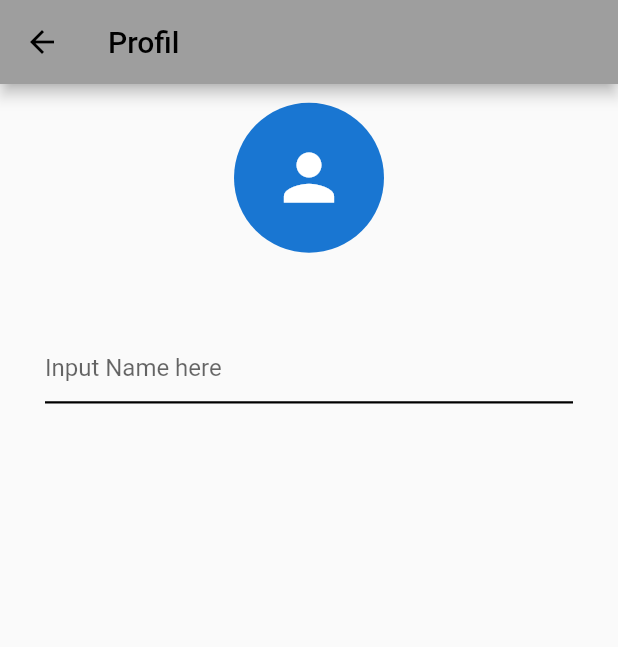
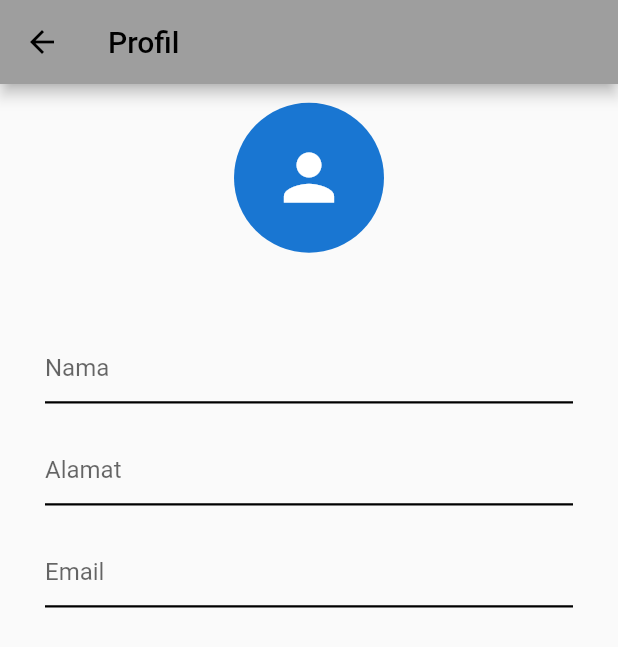
Before and after one commit to khamimtw/aplikasi_chat, a Flutter app: the ProfileScreen screen opened by its route, on a phone screen of 412 x 824 dp. Shown: the top 647 px of the screen. Run offline on Flutter 3.47's test engine with Material 2 defaults, Android fonts, the phone set to English and light mode, and no system bars; our stand-ins replace shared_preferences; accounts and stored records are empty; Roboto replaces fonts that are missing (Proxima Nova).

Commit message:
new chat & profile

```diff
--- a/lib/screens/home/home_screen.dart
+++ b/lib/screens/home/home_screen.dart
@@ -82,7 +82,11 @@ class _HomeScreenState extends State<HomeScreen> {
                 fontWeight: FontWeight.w600, letterSpacing: 0.5, fontSize: 18),
           ),
           Spacer(),
-          IconButton(icon: Icon(Icons.chat), onPressed: () {})
+          IconButton(
+              icon: Icon(Icons.chat),
+              onPressed: () {
+                Navigator.pushNamed(context, '/chats');
+              })
         ],
       ),
     );
--- a/lib/screens/profile/profile_screen.dart
+++ b/lib/screens/profile/profile_screen.dart
@@ -35,7 +35,51 @@ class ProfileScreen extends StatelessWidget {
               child: TextField(
                 decoration: InputDecoration(
                   border: InputBorder.none,
-                  hintText: 'Input Name here',
+                  hintText: 'Nama',
+                ),
+              ),
+            ),
+            Divider(
+              height: 0,
+              indent: 30,
+              endIndent: 30,
+              color: Colors.black,
+              thickness: 1.5,
+            ),
+            Align(
+              alignment: Alignment.bottomRight,
+              child: Padding(
+                padding: EdgeInsets.only(bottom: 20),
+              ),
+            ),
+            Padding(
+              padding: EdgeInsets.symmetric(horizontal: 30),
+              child: TextField(
+                decoration: InputDecoration(
+                  border: InputBorder.none,
+                  hintText: 'Alamat',
+                ),
+              ),
+            ),
+            Divider(
+              height: 0,
+              indent: 30,
+              endIndent: 30,
+              color: Colors.black,
+              thickness: 1.5,
+            ),
+            Align(
+              alignment: Alignment.bottomRight,
+              child: Padding(
+                padding: EdgeInsets.only(bottom: 20),
+              ),
+            ),
+            Padding(
+              padding: EdgeInsets.symmetric(horizontal: 30),
+              child: TextField(
+                decoration: InputDecoration(
+                  border: InputBorder.none,
+                  hintText: 'Email',
                 ),
               ),
             ),
--- a/lib/widgets/my_drawer.dart
+++ b/lib/widgets/my_drawer.dart
@@ -24,6 +24,7 @@ class MyDrawer extends StatelessWidget {
             onTap: () {
               // Update the state of the app.
               // ...
+              Navigator.pushNamed(context, '/profile');
             },
           ),
           ListTile(
```
Also changed, not shown: lib/screens/chat/chat_screen.dart (+26 -7 lines).
